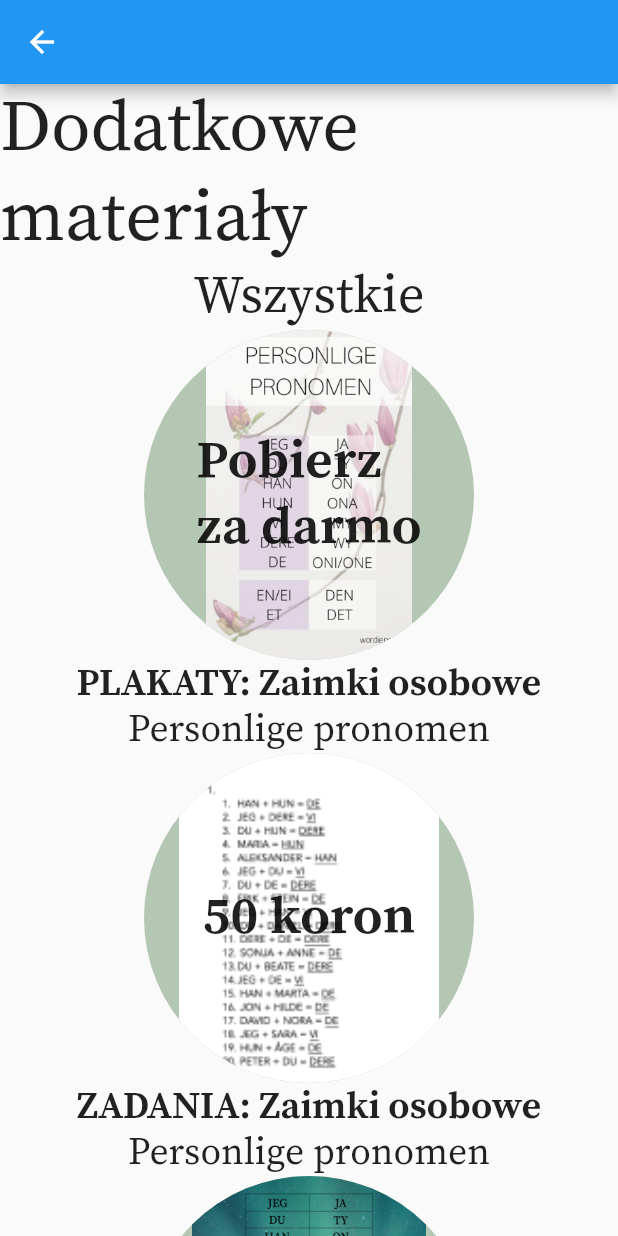
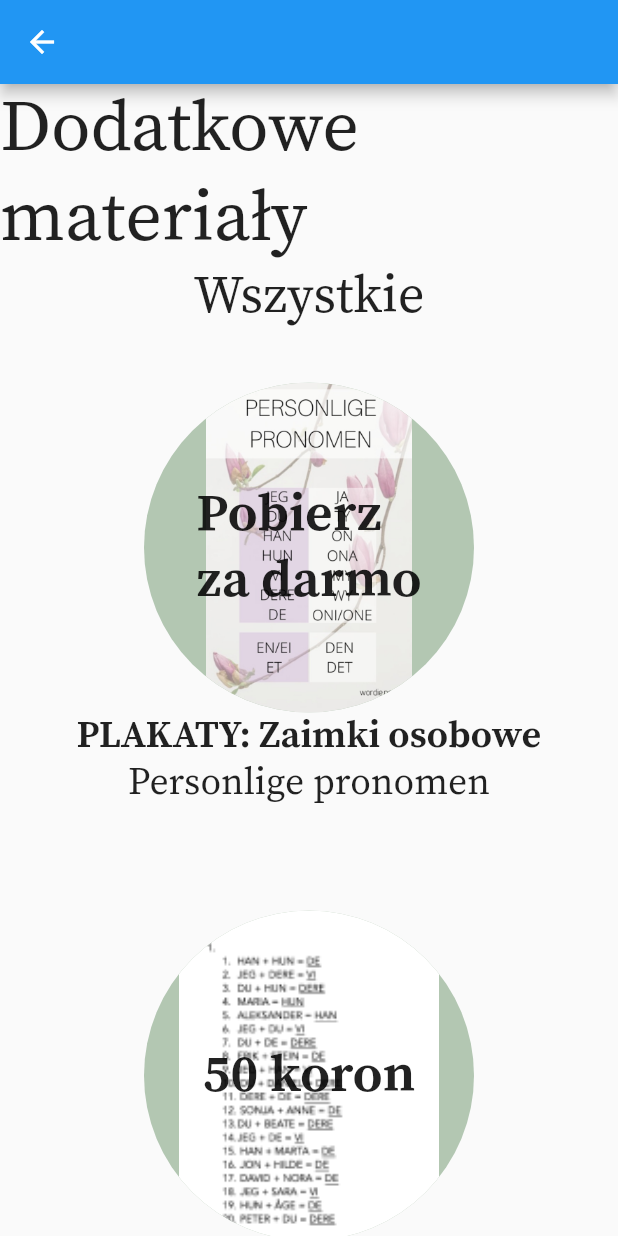
Before and after one commit to McTonderski/Wordie, a Flutter app: the AllAddonPage screen opened directly, on a phone screen of 412 x 824 dp. Run offline on Flutter 3.47's test engine with Material 2 defaults, Android fonts, the phone set to English and light mode, and no system bars.

Commit message:
quick fixes

```diff
--- a/lib/all_addon.dart
+++ b/lib/all_addon.dart
@@ -9,54 +9,10 @@ class AllAddonPage extends StatefulWidget {
 }
 
 class _AllAddonPageState extends State<AllAddonPage> {
-  List<Widget> addons() {
-    return List.of([
-      Container(child:
-      Column(
-        children: <Widget>[
-          ClipOval(
-            child: Container(
-              width: 220,
-              height: 220,
-
-              decoration: BoxDecoration(
-                  color: Color.fromARGB(110, 85, 131, 84),
-                  image: DecorationImage(
-                    image: AssetImage('assets/8_1.png'),
-                    fit: BoxFit.fitHeight
-                    )
-                    ),
-              child: FlatButton(
-
-                child: Text(
-                  'Pobierz \nza darmo',
-                  style: TextStyle(
-                    fontSize: 35,
-                    fontFamily: 'SourceSerifPro',
-                    fontWeight: FontWeight.bold
-                    ),
-
-                ),
-                onPressed: () {},
-              ),
-            ),
-          ),
-          Text(
-            'PLAKATY: Zaimki osobowe',
-            style: TextStyle(fontSize: 25,
-            fontFamily: 'SourceSerifPro',
-            fontWeight: FontWeight.bold
-            ),
-          ),
-          Text(
-            'Personlige pronomen',
-            style: TextStyle(fontSize: 25,fontFamily: 'SourceSerifPro',),
-          )
-        ],
-      ),
-      ),
-      Container(child:
-      Column(
+  Widget addon(imagePath, textIn, textMain, textSec) {
+    return Container(
+      padding: const EdgeInsets.all(35.0),
+      child: Column(
         children: <Widget>[
           ClipOval(
             child: Container(
@@ -65,64 +21,46 @@ class _AllAddonPageState extends State<AllAddonPage> {
               decoration: BoxDecoration(
                   color: Color.fromARGB(110, 85, 131, 84),
                   image: DecorationImage(
-                    image: AssetImage('assets/8_2.png'),
-                    fit: BoxFit.fitHeight
-                    )
-                    ),
+                      image: AssetImage(imagePath), fit: BoxFit.fitHeight)),
               child: FlatButton(
                 child: Text(
-                  '50 koron',
-                  style: TextStyle(fontSize: 35,fontWeight: FontWeight.bold,fontFamily: 'SourceSerifPro',),
+                  textIn,
+                  style: TextStyle(
+                      fontSize: 35,
+                      fontFamily: 'SourceSerifPro',
+                      fontWeight: FontWeight.bold),
                 ),
                 onPressed: () {},
               ),
             ),
           ),
           Text(
-            'ZADANIA: Zaimki osobowe',
-            style: TextStyle(fontSize: 25, fontFamily: 'SourceSerifPro',fontWeight: FontWeight.bold),
+            textMain,
+            style: TextStyle(
+                fontSize: 25,
+                fontFamily: 'SourceSerifPro',
+                fontWeight: FontWeight.bold),
           ),
           Text(
-            'Personlige pronomen',
-            style: TextStyle(fontSize: 25,fontFamily: 'SourceSerifPro',),
+            textSec,
+            style: TextStyle(
+              fontSize: 25,
+              fontFamily: 'SourceSerifPro',
+            ),
           )
         ],
       ),
-      ),
-      Container(child:
-      Column(
-        children: <Widget>[
-          ClipOval(
-            child: Container(
-              width: 220,
-              height: 220,
-              decoration: BoxDecoration(
-                  color: Color.fromARGB(110, 85, 131, 84),
-                  image: DecorationImage(
-                    image: AssetImage('assets/8_3.png')
-                    ,fit: BoxFit.fitHeight
-                    )
-                    ),
-              child: FlatButton(
-                child: Text(
-                  'Pobierz \nza darmo',
-                  style: TextStyle(fontSize: 35,fontFamily: 'SourceSerifPro',fontWeight: FontWeight.bold,),
-                ),
-                onPressed: () {},
-              ),
-            ),
-          ),
-          Text(
-            'PLAKATY: Zaimki dzierżawcze ',
-            style: TextStyle(fontSize: 25, fontWeight: FontWeight.bold,fontFamily: 'SourceSerifPro',),
-          ),
-          Text(
-            'Eindomspronomen',
-            style: TextStyle(fontSize: 25,fontFamily: 'SourceSerifPro',),
-          )
-        ],
-      )
-      )
+    );
+  }
+
+  List<Widget> addons() {
+    return List.of([
+      addon('assets/8_1.png', 'Pobierz \nza darmo', 'PLAKATY: Zaimki osobowe',
+          'Personlige pronomen'),
+      addon('assets/8_2.png', '50 koron', 'ZADANIA: Zaimki osobowe',
+          'Personlige pronomen'),
+      addon('assets/8_3.png', 'Pobierz \nza darmo',
+          'PLAKATY: Zaimki dzierżawcze', 'Eindomspronomen')
     ]);
   }
 
@@ -151,28 +89,21 @@ class _AllAddonPageState extends State<AllAddonPage> {
                 )
               ],
             ),
-            Center(child:
-            LayoutBuilder(builder: (context, constraints) {
+            Center(child: LayoutBuilder(builder: (context, constraints) {
               if (constraints.maxWidth > 600) {
-                // return SingleChildScrollView(
-                //     scrollDirection: Axis.horizontal,
-                    // child:
-                    return Row(
+                return SingleChildScrollView(
+                    scrollDirection: Axis.horizontal,
+                    child: Row(
                         mainAxisAlignment: MainAxisAlignment.spaceEvenly,
-                        children: addons());
-                        // );
+                        children: addons()));
               } else {
-                // return SingleChildScrollView(
-                //     scrollDirection: Axis.vertical,
-                    // child:
-
-                    return Column(
+                return SingleChildScrollView(
+                    scrollDirection: Axis.vertical,
+                    child: Column(
                         mainAxisAlignment: MainAxisAlignment.spaceEvenly,
-                        children: addons());
-                        // );
+                        children: addons()));
               }
-            })
-            )
+            }))
           ],
         ),
       ),
--- a/lib/main.dart
+++ b/lib/main.dart
@@ -26,7 +26,7 @@ class MyApp extends StatelessWidget {
         primarySwatch: Colors.blue,
       ),
       home: //MyHomePage(title: 'Flutter Demo Home Page'),
-      AddonPage(),
+          AddonPage(),
     );
   }
 }
```
